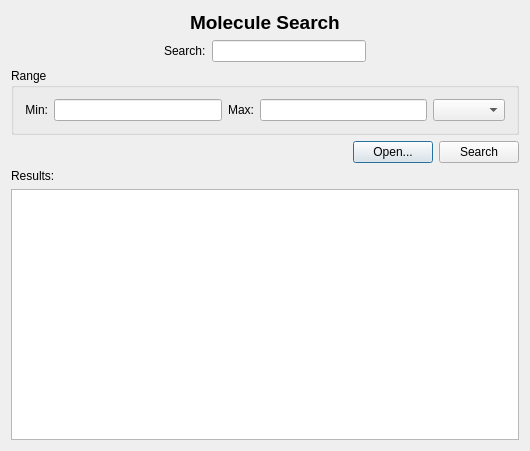
Qt form code/display/QtPlotter/SearchMoleculesDialog.ui (radio-astro/casa) before a commit.
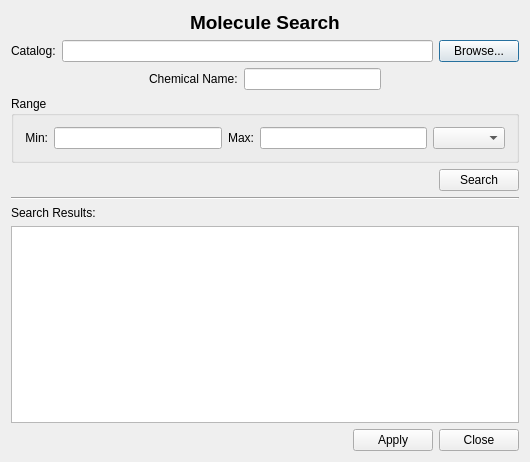
The same form after that commit.

Commit message: 1.  Work on a dialog for specifying initial Gaussian estimates through the use     of sliders in the Profiler 2.  Implemented a vertical line that follows movie axis as it is played in     the main panel of the Viewer (as per task list) 3.  Fixed defect where y-axis title was not showing up in the viewer.

Patch:
```diff
--- a/code/display/QtPlotter/SearchMoleculesDialog.ui
+++ b/code/display/QtPlotter/SearchMoleculesDialog.ui
@@ -7,7 +7,7 @@
     <x>0</x>
     <y>0</y>
     <width>530</width>
-    <height>451</height>
+    <height>462</height>
    </rect>
   </property>
   <property name="windowTitle">
@@ -58,6 +58,27 @@
      </item>
     </layout>
    </item>
+   <item>
+    <layout class="QHBoxLayout" name="horizontalLayout_5">
+     <item>
+      <widget class="QLabel" name="catalogLabel">
+       <property name="text">
+        <string>&lt;font color='black'&gt;Catalog:&lt;/font&gt;</string>
+       </property>
+      </widget>
+     </item>
+     <item>
+      <widget class="QLineEdit" name="catalogLineEdit"/>
+     </item>
+     <item>
+      <widget class="QPushButton" name="openButton">
+       <property name="text">
+        <string>Browse...</string>
+       </property>
+      </widget>
+     </item>
+    </layout>
+   </item>
    <item>
     <layout class="QHBoxLayout" name="horizontalLayout_2">
      <item>
@@ -76,12 +97,16 @@
      <item>
       <widget class="QLabel" name="searchLabel">
        <property name="text">
-        <string>&lt;font color='black'&gt;Search:&lt;/font&gt;</string>
+        <string>&lt;font color='black'&gt;Chemical Name:&lt;/font&gt;</string>
        </property>
       </widget>
      </item>
      <item>
-      <widget class="QLineEdit" name="searchLineEdit"/>
+      <widget class="QLineEdit" name="searchLineEdit">
+       <property name="text">
+        <string/>
+       </property>
+      </widget>
      </item>
      <item>
       <spacer name="horizontalSpacer_2">
@@ -151,13 +176,6 @@
        </property>
       </spacer>
      </item>
-     <item>
-      <widget class="QPushButton" name="openButton">
-       <property name="text">
-        <string>Open...</string>
-       </property>
-      </widget>
-     </item>
      <item>
       <widget class="QPushButton" name="searchButton">
        <property name="text">
@@ -167,16 +185,54 @@
      </item>
     </layout>
    </item>
+   <item>
+    <widget class="Line" name="line">
+     <property name="orientation">
+      <enum>Qt::Horizontal</enum>
+     </property>
+    </widget>
+   </item>
    <item>
     <widget class="QLabel" name="resultsLabel">
      <property name="text">
-      <string>&lt;font color='black'&gt;Results:&lt;/font&gt;</string>
+      <string>&lt;font color='black'&gt;Search Results:&lt;/font&gt;</string>
      </property>
     </widget>
    </item>
    <item>
     <widget class="QTableWidget" name="searchResultsTable"/>
    </item>
+   <item>
+    <layout class="QHBoxLayout" name="horizontalLayout_6">
+     <item>
+      <spacer name="horizontalSpacer_6">
+       <property name="orientation">
+        <enum>Qt::Horizontal</enum>
+       </property>
+       <property name="sizeHint" stdset="0">
+        <size>
+         <width>40</width>
+         <height>20</height>
+        </size>
+       </property>
+      </spacer>
+     </item>
+     <item>
+      <widget class="QPushButton" name="applyButton">
+       <property name="text">
+        <string>Apply</string>
+       </property>
+      </widget>
+     </item>
+     <item>
+      <widget class="QPushButton" name="closeButton">
+       <property name="text">
+        <string>Close</string>
+       </property>
+      </widget>
+     </item>
+    </layout>
+   </item>
   </layout>
  </widget>
  <layoutdefault spacing="6" margin="11"/>
```
The commit also changes 70 other files.
